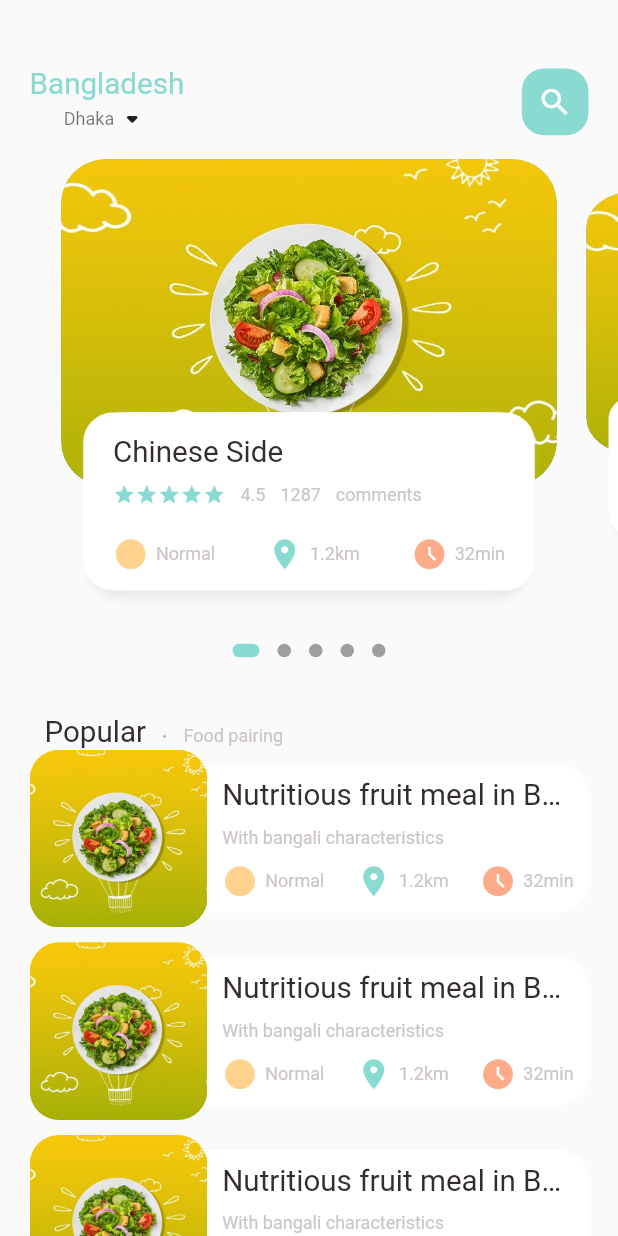
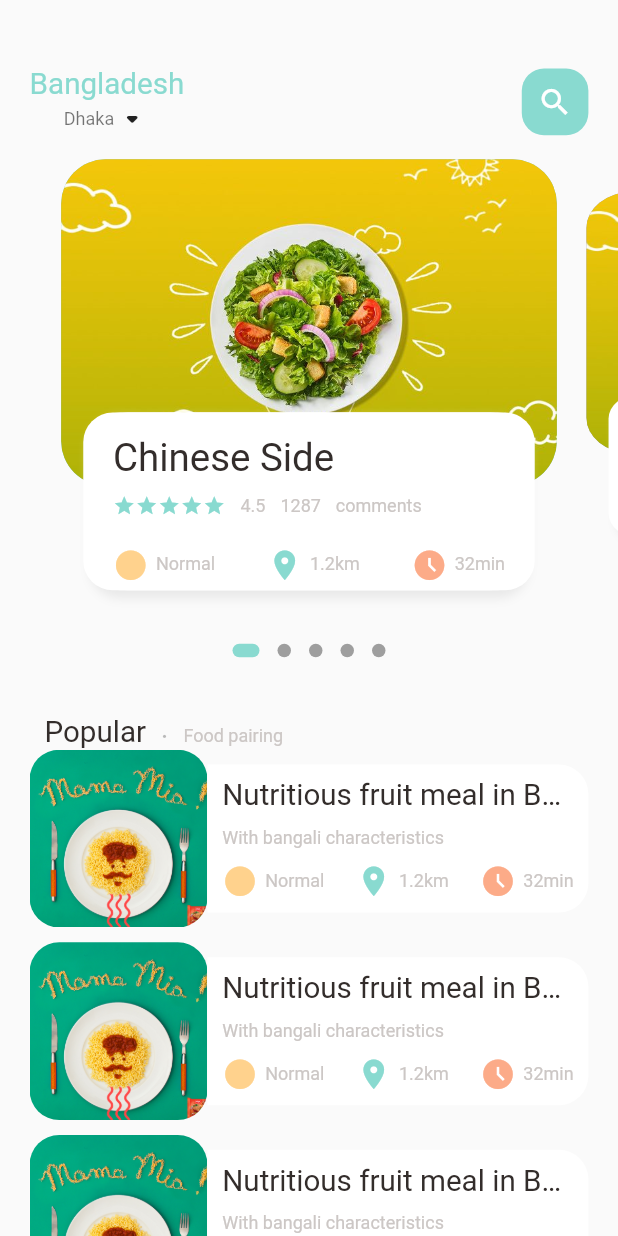
Before and after one commit to zahid-kamal/FoodApp, a Flutter app: the MainFoodPage screen opened directly, on a phone screen of 412 x 824 dp. Run offline on Flutter 3.47's test engine with Material 2 defaults, Android fonts, the phone set to English and light mode, and no system bars; drawn by our look-alikes of dots_indicator; our stand-ins replace get, google_fonts.

Commit message:
2more Page

```diff
--- a/lib/home/food_page_body.dart
+++ b/lib/pages/home/food_page_body.dart
@@ -1,6 +1,7 @@
 import 'package:dots_indicator/dots_indicator.dart';
 import 'package:ecommers/utils/colors.dart';
 import 'package:ecommers/utils/dimensions.dart';
+import 'package:ecommers/widgets/app_column.dart';
 import 'package:ecommers/widgets/big_text.dart';
 import 'package:ecommers/widgets/icon_and_text.dart';
 import 'package:ecommers/widgets/small_text.dart';
@@ -49,7 +50,7 @@ class _FoodPageBodyState extends State<FoodPageBody> {
             }),
           ),
         ),
-        new DotsIndicator(
+        DotsIndicator(
           dotsCount: 5,
           position: _currPageValue,
           decorator: DotsDecorator(
@@ -87,7 +88,7 @@ class _FoodPageBodyState extends State<FoodPageBody> {
         ),
         //List of Food and images
         ListView.builder(
-          physics: NeverScrollableScrollPhysics(),
+          physics: const NeverScrollableScrollPhysics(),
           shrinkWrap: true,
           itemCount: 10,
           itemBuilder: (context, index) {
@@ -108,7 +109,7 @@ class _FoodPageBodyState extends State<FoodPageBody> {
                         color: Colors.white38,
                         image: const DecorationImage(
                             fit: BoxFit.cover,
-                            image: AssetImage("assets/image/image2.png"))),
+                            image: AssetImage("assets/image/image0.png"))),
                   ),
                   //text container
                   Expanded(
@@ -208,10 +209,12 @@ class _FoodPageBodyState extends State<FoodPageBody> {
                 left: Dimensions.width10, right: Dimensions.width10),
             decoration: BoxDecoration(
                 borderRadius: BorderRadius.circular(Dimensions.radius30),
-                color: index.isEven ? Color(0xFF69c5df) : Color(0xff9294cc),
-                image: DecorationImage(
+                color: index.isEven
+                    ? const Color(0xFF69c5df)
+                    : const Color(0xff9294cc),
+                image: const DecorationImage(
                     fit: BoxFit.cover,
-                    image: AssetImage("assets/image/image2.png"))),
+                    image: const AssetImage("assets/image/image2.png"))),
           ),
           Align(
             alignment: Alignment.bottomCenter,
@@ -224,7 +227,7 @@ class _FoodPageBodyState extends State<FoodPageBody> {
               decoration: BoxDecoration(
                   borderRadius: BorderRadius.circular(Dimensions.radius20),
                   color: Colors.white,
-                  boxShadow: [
+                  boxShadow: const [
                     BoxShadow(
                         color: Color(0xFFe8e8e8),
                         blurRadius: 5.0,
@@ -243,58 +246,7 @@ class _FoodPageBodyState extends State<FoodPageBody> {
                     top: Dimensions.height15,
                     left: Dimensions.height15,
                     right: Dimensions.height15),
-                child: Column(
-                  crossAxisAlignment: CrossAxisAlignment.start,
-                  children: [
-                    BigText(text: "Chinese Side"),
-                    SizedBox(
-                      height: Dimensions.height10,
-                    ),
-                    Row(
-                      children: [
-                        Wrap(
-                          children: List.generate(
-                              5,
-                              (index) => Icon(
-                                    Icons.star,
-                                    color: Appcolors.mainColor,
-                                    size: 15,
-                                  )),
-                        ),
-                        SizedBox(
-                          width: 10,
-                        ),
-                        SmallText(text: "4.5"),
-                        SizedBox(
-                          width: 10,
-                        ),
-                        SmallText(text: "1287"),
-                        SizedBox(
-                          width: 10,
-                        ),
-                        SmallText(text: "comments"),
-                      ],
-                    ),
-                    SizedBox(height: Dimensions.height20),
-                    Row(
-                      mainAxisAlignment: MainAxisAlignment.spaceBetween,
-                      children: [
-                        IconAndTextWidget(
-                            icon: Icons.circle_sharp,
-                            text: "Normal",
-                            iconColor: Appcolors.iconColor1),
-                        IconAndTextWidget(
-                            icon: Icons.location_on,
-                            text: "1.2km",
-                            iconColor: Appcolors.mainColor),
-                        IconAndTextWidget(
-                            icon: Icons.access_time_filled_outlined,
-                            text: "32min",
-                            iconColor: Appcolors.iconColor2),
-                      ],
-                    )
-                  ],
-                ),
+                child: const AppColumn(text: "Chinese Side",),
               ),
             ),
           )
--- a/lib/home/main_food_page.dart
+++ b/lib/pages/home/main_food_page.dart
@@ -1,10 +1,10 @@
-import 'package:ecommers/home/food_page_body.dart';
 import 'package:ecommers/utils/dimensions.dart';
 import 'package:ecommers/widgets/big_text.dart';
 import 'package:ecommers/widgets/small_text.dart';
 import 'package:flutter/material.dart';
 
-import '../utils/colors.dart';
+import '../../utils/colors.dart';
+import 'food_page_body.dart';
 
 class MainFoodPage extends StatelessWidget {
   const MainFoodPage({Key? key}) : super(key: key);
@@ -54,7 +54,7 @@ class MainFoodPage extends StatelessWidget {
                 ]),
           ),
         ),
-        Expanded(
+        const Expanded(
             child: SingleChildScrollView(
           child: FoodPageBody(),
         ))
--- a/lib/utils/dimensions.dart
+++ b/lib/utils/dimensions.dart
@@ -1,5 +1,4 @@
 import 'package:get/get.dart';
-import 'package:flutter/material.dart';
 
 class Dimensions {
   static double screenHeight = Get.context!.height;
@@ -21,14 +20,23 @@ class Dimensions {
   static double width15 = screenHeight / 55.66;
   static double width30 = screenHeight / 27.83;
   static double width45 = screenHeight / 18.55;
+//Font Size
+  static double font20 = screenHeight / 41.75;
+  static double font26 = screenHeight / 32.11;
 //redius
-  static double font20 = screenHeight / 41.75;
   static double radius20 = screenHeight / 41.75;
   static double radius15 = screenHeight / 55.66;
   static double radius30 = screenHeight / 27.83;
   //icon size
   static double iconSize24 = screenHeight / 34.79;
+  static double iconSize16 = screenHeight / 52.18;
   //list view size
   static double listViewImgSize = screenHeight / 6.95;
   static double listViewTextContSize = screenHeight / 8.35;
+  //Popular Food
+  static double popularFoodImgSize = screenHeight / 2.38;
+  //Bottom height
+  static double bottomHeightBar = screenHeight / 6.95;
+  //introtuction text detail height
+  static double textDecription = screenHeight / 8.35;
 }
--- /dev/null
+++ b/lib/widgets/app_column.dart
@@ -0,0 +1,71 @@
+import 'package:ecommers/widgets/small_text.dart';
+import 'package:flutter/material.dart';
+
+import '../utils/colors.dart';
+import '../utils/dimensions.dart';
+import 'big_text.dart';
+import 'icon_and_text.dart';
+
+class AppColumn extends StatelessWidget {
+  final String text;
+  const AppColumn({Key? key, required this.text}) : super(key: key);
+
+  @override
+  Widget build(BuildContext context) {
+    return Column(
+      crossAxisAlignment: CrossAxisAlignment.start,
+      children: [
+        BigText(
+          text: text,
+          size: Dimensions.font26,
+        ),
+        SizedBox(
+          height: Dimensions.height10,
+        ),
+        Row(
+          children: [
+            Wrap(
+              children: List.generate(
+                  5,
+                  (index) => Icon(
+                        Icons.star,
+                        color: Appcolors.mainColor,
+                        size: 15,
+                      )),
+            ),
+            const SizedBox(
+              width: 10,
+            ),
+            SmallText(text: "4.5"),
+            const SizedBox(
+              width: 10,
+            ),
+            SmallText(text: "1287"),
+            const SizedBox(
+              width: 10,
+            ),
+            SmallText(text: "comments"),
+          ],
+        ),
+        SizedBox(height: Dimensions.height20),
+        Row(
+          mainAxisAlignment: MainAxisAlignment.spaceBetween,
+          children: [
+            IconAndTextWidget(
+                icon: Icons.circle_sharp,
+                text: "Normal",
+                iconColor: Appcolors.iconColor1),
+            IconAndTextWidget(
+                icon: Icons.location_on,
+                text: "1.2km",
+                iconColor: Appcolors.mainColor),
+            IconAndTextWidget(
+                icon: Icons.access_time_filled_outlined,
+                text: "32min",
+                iconColor: Appcolors.iconColor2),
+          ],
+        )
+      ],
+    );
+  }
+}
```
Also changed, not shown: lib/main.dart (+7 -3 lines), lib/pages/food/popular_food_detail.dart (added, +159 -0 lines), lib/pages/food/recommended_food_detail.dart (added, +29 -0 lines), lib/widgets/ExpandableTextWidget.dart (added, +70 -0 lines), lib/widgets/app_icon.dart (added, +33 -0 lines), assets/image/image3.png (added).
